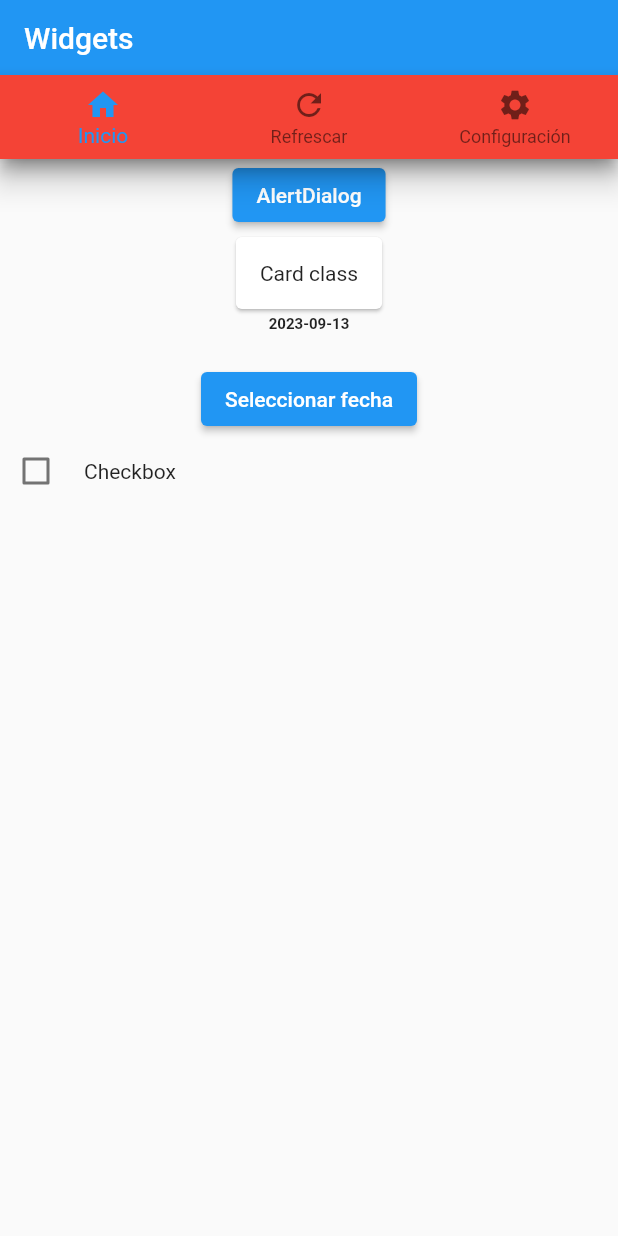
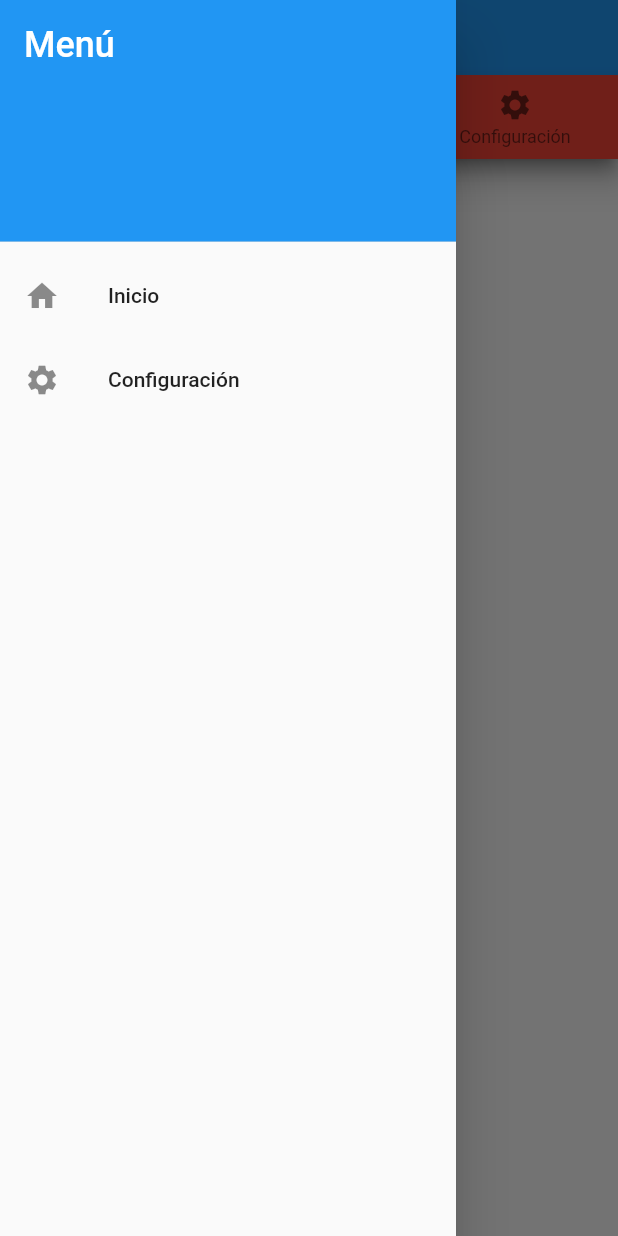
Before and after one commit to luis2001cazares/Widgets_flutter, a Flutter app: the screen it shows after launch, with the side drawer open (before the commit the screen has no drawer), on a phone screen of 412 x 824 dp. Run offline on Flutter 3.47's test engine with Material 2 defaults, Android fonts, the phone set to English and light mode, and no system bars.

Commit message:
cambios en file main y drawer, quedó hasta drawer

```diff
--- a/lib/main.dart
+++ b/lib/main.dart
@@ -4,6 +4,8 @@ import 'package:widgets/pages/bottom_navigation_bar.dart';
 import 'package:widgets/pages/card_class.dart';
 import 'package:widgets/pages/checkbox.dart';
 import 'package:widgets/pages/show_date_picker.dart';
+import 'package:widgets/pages/drawer_class.dart';
+
 
 void main() {
   runApp(const MyApp());
@@ -24,7 +26,8 @@ class MyApp extends StatelessWidget {
             preferredSize: Size.fromHeight(50),
           ),
         ),
-        body: SingleChildScrollView( // Envuelve la columna con SingleChildScrollView
+        drawer: DrawerPage(), // Agrega el DrawerPage como el Drawer de la aplicación.
+        body: SingleChildScrollView(
           child: Column(
             mainAxisAlignment: MainAxisAlignment.center,
             children: [
@@ -43,10 +46,12 @@ class MyApp extends StatelessWidget {
                     padding: const EdgeInsets.all(8),
                     child: Text('Checkbox'),
                   ),
+                  //ListViewWidget(),
                 ],
               ),
             ],
           ),
+
         ),
       ),
     );
--- /dev/null
+++ b/lib/pages/drawer_class.dart
@@ -0,0 +1,45 @@
+import 'package:flutter/material.dart';
+
+class DrawerPage extends StatelessWidget {
+  const DrawerPage({Key? key}) : super(key: key);
+
+  @override
+  Widget build(BuildContext context) {
+    return Drawer(
+      child: ListView(
+        padding: EdgeInsets.zero,
+        children: <Widget>[
+          DrawerHeader(
+            decoration: BoxDecoration(
+              color: Colors.blue,
+            ),
+            child: Text(
+              'Menú',
+              style: TextStyle(
+                color: Colors.white,
+                fontSize: 24,
+              ),
+            ),
+          ),
+          ListTile(
+            leading: Icon(Icons.home),
+            title: Text('Inicio'),
+            onTap: () {
+              // Agrega aquí la lógica para navegar a la página de inicio.
+              Navigator.of(context).pop(); // Cierra el Drawer.
+            },
+          ),
+          ListTile(
+            leading: Icon(Icons.settings),
+            title: Text('Configuración'),
+            onTap: () {
+              // Agrega aquí la lógica para navegar a la página de configuración.
+              Navigator.of(context).pop(); // Cierra el Drawer.
+            },
+          ),
+          // Agrega más elementos del Drawer según sea necesario.
+        ],
+      ),
+    );
+  }
+}
```
